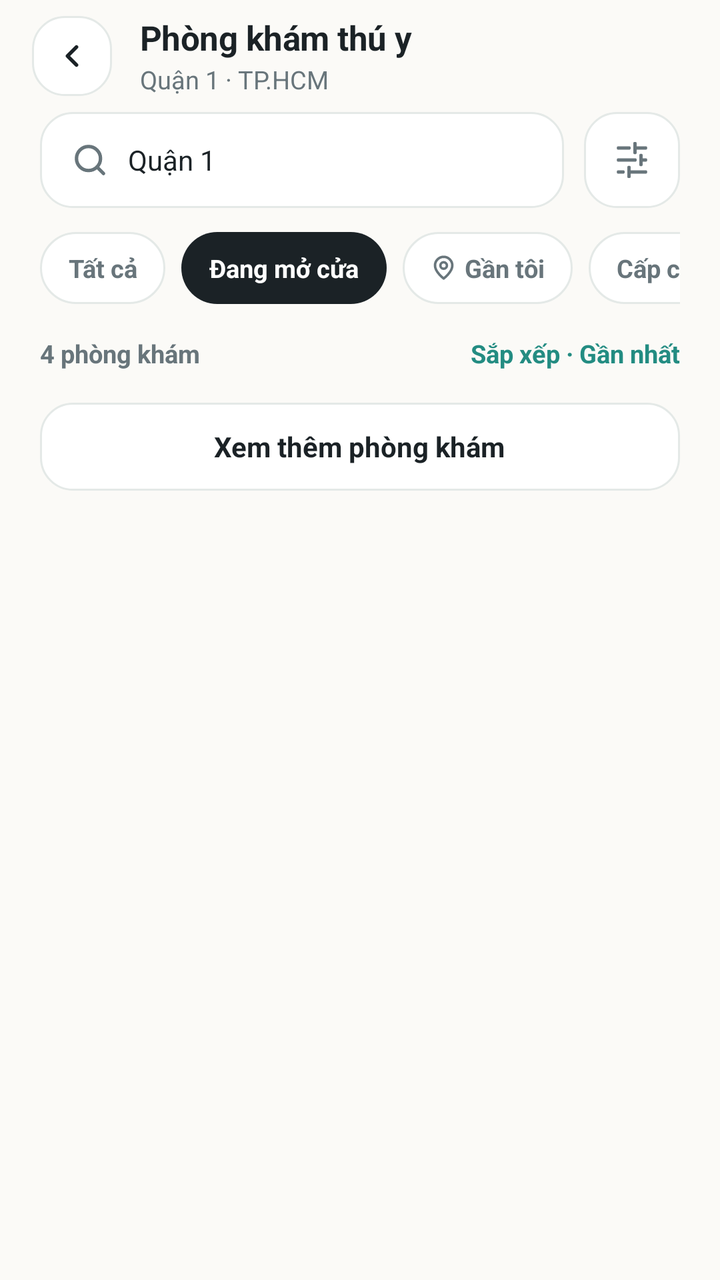
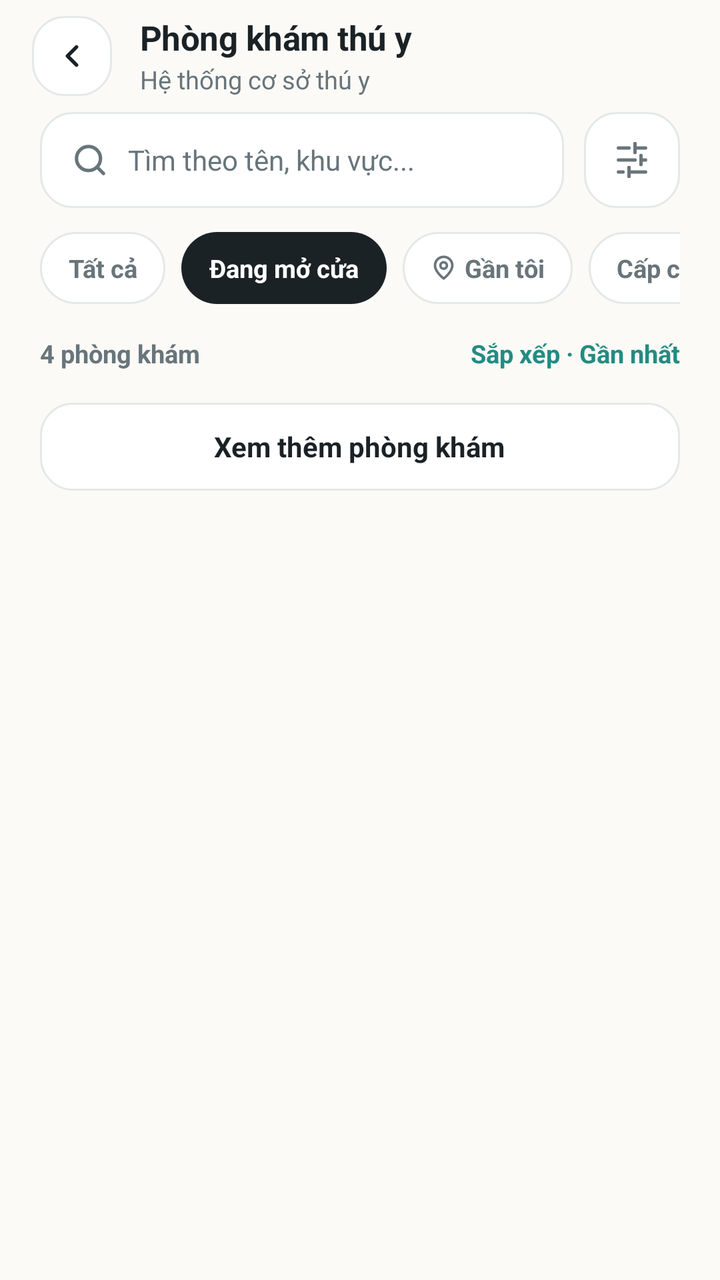

Before-and-after screenshots of an Android layout around one commit, followed by the original layout XML and the change that was made.
<!-- AndroidManifest.xml: application theme Theme.PetcareUI -->
<!-- res/layout/activity_clinic_list.xml -->
<?xml version="1.0" encoding="utf-8"?>
<LinearLayout xmlns:android="http://schemas.android.com/apk/res/android"
    xmlns:app="http://schemas.android.com/apk/res-auto"
    xmlns:tools="http://schemas.android.com/tools"
    android:layout_width="match_parent"
    android:layout_height="match_parent"
    android:orientation="vertical"
    android:background="@color/surface_background">

    
    <LinearLayout
        android:layout_width="match_parent"
        android:layout_height="56dp"
        android:gravity="center_vertical"
        android:orientation="horizontal"
        android:paddingStart="16dp"
        android:paddingEnd="16dp">

        <FrameLayout
            android:id="@+id/btnBack"
            android:layout_width="40dp"
            android:layout_height="40dp"
            android:background="@drawable/bg_btn_outline"
            android:clickable="true"
            android:focusable="true">

            <ImageView
                android:layout_width="18dp"
                android:layout_height="18dp"
                android:layout_gravity="center"
                android:src="@drawable/ic_chevron_left"
                app:tint="@color/text_foreground"
                tools:ignore="ContentDescription" />
        </FrameLayout>

        <LinearLayout
            android:layout_width="match_parent"
            android:layout_height="wrap_content"
            android:layout_marginStart="14dp"
            android:orientation="vertical">

            <TextView
                android:layout_width="wrap_content"
                android:layout_height="wrap_content"
                android:text="Phòng khám thú y"
                android:textSize="17sp"
                android:textStyle="bold"
                android:textColor="@color/text_foreground"
                android:letterSpacing="-0.01" />

            <TextView
                android:id="@+id/tvLocationSubtitle"
                android:layout_width="wrap_content"
                android:layout_height="wrap_content"
                android:layout_marginTop="1dp"
                android:text="Quận 1 · TP.HCM"
                android:textSize="12.5sp"
                android:textColor="@color/text_muted" />
        </LinearLayout>
    </LinearLayout>

    
    <LinearLayout
        android:layout_width="match_parent"
        android:layout_height="wrap_content"
        android:orientation="vertical"
        android:paddingStart="20dp"
        android:paddingEnd="20dp"
        android:paddingBottom="8dp">

        <LinearLayout
            android:layout_width="match_parent"
            android:layout_height="wrap_content"
            android:orientation="horizontal">

            <LinearLayout
                android:layout_width="0dp"
                android:layout_height="48dp"
                android:layout_weight="1"
                android:orientation="horizontal"
                android:gravity="center_vertical"
                android:background="@drawable/bg_input_field"
                android:paddingStart="16dp"
                android:paddingEnd="16dp">

                <ImageView
                    android:layout_width="18dp"
                    android:layout_height="18dp"
                    android:src="@drawable/ic_search"
                    tools:ignore="ContentDescription" />

                <EditText
                    android:id="@+id/etSearchLocation"
                    android:layout_width="match_parent"
                    android:layout_height="match_parent"
                    android:layout_marginStart="10dp"
                    android:background="@android:color/transparent"
                    android:text="Quận 1"
                    android:hint="Tìm phòng khám"
                    android:textSize="14sp"
                    android:textColor="@color/text_foreground"
                    android:textColorHint="@color/text_muted"
                    android:singleLine="true"
                    android:importantForAutofill="no" />
            </LinearLayout>

            <FrameLayout
                android:id="@+id/btnFilter"
                android:layout_width="48dp"
                android:layout_height="48dp"
                android:layout_marginStart="10dp"
                android:background="@drawable/bg_input_field"
                android:clickable="true"
                android:focusable="true">

                <ImageView
                    android:layout_width="18dp"
                    android:layout_height="18dp"
                    android:layout_gravity="center"
                    android:src="@drawable/ic_sliders"
                    tools:ignore="ContentDescription" />
            </FrameLayout>
        </LinearLayout>

        
        <HorizontalScrollView
            android:layout_width="match_parent"
            android:layout_height="wrap_content"
            android:layout_marginTop="12dp"
            android:scrollbars="none">

            <LinearLayout
                android:layout_width="wrap_content"
                android:layout_height="wrap_content"
                android:orientation="horizontal">

                <TextView
                    android:id="@+id/chipAll"
                    android:layout_width="wrap_content"
                    android:layout_height="36dp"
                    android:background="@drawable/bg_chip_inactive"
                    android:gravity="center"
                    android:paddingStart="14dp"
                    android:paddingEnd="14dp"
                    android:text="Tất cả"
                    android:textSize="12.5sp"
                    android:textStyle="bold"
                    android:textColor="@color/text_muted" />

                
                <TextView
                    android:id="@+id/chipOpen"
                    android:layout_width="wrap_content"
                    android:layout_height="36dp"
                    android:layout_marginStart="8dp"
                    android:background="@drawable/bg_chip_active"
                    android:gravity="center"
                    android:paddingStart="14dp"
                    android:paddingEnd="14dp"
                    android:text="Đang mở cửa"
                    android:textSize="12.5sp"
                    android:textStyle="bold"
                    android:textColor="@color/white" />

                <LinearLayout
                    android:id="@+id/chipNearby"
                    android:layout_width="wrap_content"
                    android:layout_height="36dp"
                    android:layout_marginStart="8dp"
                    android:background="@drawable/bg_chip_inactive"
                    android:gravity="center"
                    android:orientation="horizontal"
                    android:paddingStart="14dp"
                    android:paddingEnd="14dp">

                    <ImageView
                        android:layout_width="13dp"
                        android:layout_height="13dp"
                        android:layout_marginEnd="4dp"
                        android:src="@drawable/ic_map_pin"
                        tools:ignore="ContentDescription" />

                    <TextView
                        android:id="@+id/tvChipNearby"
                        android:layout_width="wrap_content"
                        android:layout_height="wrap_content"
                        android:text="Gần tôi"
                        android:textSize="12.5sp"
                        android:textStyle="bold"
                        android:textColor="@color/text_muted" />
                </LinearLayout>

                <TextView
                    android:id="@+id/chipEmergency"
                    android:layout_width="wrap_content"
                    android:layout_height="36dp"
                    android:layout_marginStart="8dp"
                    android:background="@drawable/bg_chip_inactive"
                    android:gravity="center"
                    android:paddingStart="14dp"
                    android:paddingEnd="14dp"
                    android:text="Cấp cứu 24/7"
                    android:textSize="12.5sp"
                    android:textStyle="bold"
                    android:textColor="@color/text_muted" />
            </LinearLayout>
        </HorizontalScrollView>
    </LinearLayout>

    
    <FrameLayout
        android:layout_width="match_parent"
        android:layout_height="match_parent">

        
        <ScrollView
            android:id="@+id/layoutResultsState"
            android:layout_width="match_parent"
            android:layout_height="match_parent"
            android:fillViewport="true"
            android:scrollbars="none">

            <LinearLayout
                android:layout_width="match_parent"
                android:layout_height="wrap_content"
                android:orientation="vertical"
                android:paddingStart="20dp"
                android:paddingEnd="20dp"
                android:paddingTop="8dp"
                android:paddingBottom="24dp">

                
                <RelativeLayout
                    android:layout_width="match_parent"
                    android:layout_height="wrap_content"
                    android:layout_marginBottom="12dp">

                    <TextView
                        android:id="@+id/tvClinicCount"
                        android:layout_width="wrap_content"
                        android:layout_height="wrap_content"
                        android:layout_alignParentStart="true"
                        android:text="4 phòng khám"
                        android:textSize="12.5sp"
                        android:textStyle="bold"
                        android:textColor="@color/text_muted" />

                    <TextView
                        android:id="@+id/tvSortOption"
                        android:layout_width="wrap_content"
                        android:layout_height="wrap_content"
                        android:layout_alignParentEnd="true"
                        android:text="Sắp xếp · Gần nhất"
                        android:textSize="12.5sp"
                        android:textStyle="bold"
                        android:textColor="@color/brand_primary"
                        android:clickable="true"
                        android:focusable="true" />
                </RelativeLayout>

                
                <LinearLayout
                    android:id="@+id/containerClinicsList"
                    android:layout_width="match_parent"
                    android:layout_height="wrap_content"
                    android:orientation="vertical" />

                
                <FrameLayout
                    android:id="@+id/btnLoadMore"
                    android:layout_width="match_parent"
                    android:layout_height="@dimen/button_height_md"
                    android:layout_marginTop="4dp"
                    android:background="@drawable/bg_btn_outline"
                    android:clickable="true"
                    android:focusable="true">

                    <TextView
                        android:layout_width="wrap_content"
                        android:layout_height="wrap_content"
                        android:layout_gravity="center"
                        android:text="Xem thêm phòng khám"
                        android:textSize="14sp"
                        android:textStyle="bold"
                        android:textColor="@color/text_foreground" />
                </FrameLayout>
            </LinearLayout>
        </ScrollView>

        
        <ScrollView
            android:id="@+id/layoutLoadingState"
            android:layout_width="match_parent"
            android:layout_height="match_parent"
            android:paddingStart="20dp"
            android:paddingEnd="20dp"
            android:paddingTop="12dp"
            android:visibility="gone"
            tools:visibility="gone">

            <LinearLayout
                android:layout_width="match_parent"
                android:layout_height="wrap_content"
                android:orientation="vertical">

                <LinearLayout
                    android:layout_width="wrap_content"
                    android:layout_height="wrap_content"
                    android:gravity="center_vertical"
                    android:orientation="horizontal"
                    android:layout_marginBottom="16dp">

                    <ProgressBar
                        android:layout_width="16dp"
                        android:layout_height="16dp"
                        android:indeterminateTint="@color/brand_primary" />

                    <TextView
                        android:layout_width="wrap_content"
                        android:layout_height="wrap_content"
                        android:layout_marginStart="8dp"
                        android:text="Đang tìm phòng khám gần bạn…"
                        android:textSize="12.5sp"
                        android:textStyle="bold"
                        android:textColor="@color/brand_primary" />
                </LinearLayout>

                
                <include layout="@layout/item_clinic_row_skeleton" />
                <include layout="@layout/item_clinic_row_skeleton" />
                <include layout="@layout/item_clinic_row_skeleton" />
            </LinearLayout>
        </ScrollView>

        
        <LinearLayout
            android:id="@+id/layoutEmptyState"
            android:layout_width="match_parent"
            android:layout_height="match_parent"
            android:gravity="center_horizontal"
            android:orientation="vertical"
            android:paddingStart="24dp"
            android:paddingEnd="24dp"
            android:paddingTop="48dp"
            android:visibility="gone"
            tools:visibility="gone">

            <FrameLayout
                android:layout_width="80dp"
                android:layout_height="80dp"
                android:background="@drawable/bg_empty_circle">

                <ImageView
                    android:layout_width="32dp"
                    android:layout_height="32dp"
                    android:layout_gravity="center"
                    android:src="@drawable/ic_search"
                    app:tint="@color/brand_primary"
                    tools:ignore="ContentDescription" />
            </FrameLayout>

            <TextView
                android:layout_width="wrap_content"
                android:layout_height="wrap_content"
                android:layout_marginTop="20dp"
                android:text="Không tìm thấy phòng khám phù hợp"
                android:textSize="16.5sp"
                android:textStyle="bold"
                android:textColor="@color/text_foreground"
                android:gravity="center" />

            <TextView
                android:layout_width="260dp"
                android:layout_height="wrap_content"
                android:layout_marginTop="8dp"
                android:text="Không có phòng khám đang mở ở Quận 1 với bộ lọc này. Thử mở rộng khu vực hoặc bỏ bộ lọc."
                android:textSize="13sp"
                android:textColor="@color/text_muted"
                android:gravity="center"
                android:lineSpacingExtra="3dp" />

            <FrameLayout
                android:id="@+id/btnClearFilter"
                android:layout_width="wrap_content"
                android:layout_height="44dp"
                android:layout_marginTop="20dp"
                android:background="@drawable/bg_btn_primary"
                android:paddingStart="24dp"
                android:paddingEnd="24dp"
                android:clickable="true"
                android:focusable="true">

                <TextView
                    android:layout_width="wrap_content"
                    android:layout_height="wrap_content"
                    android:layout_gravity="center"
                    android:text="Bỏ bộ lọc"
                    android:textSize="14sp"
                    android:textStyle="bold"
                    android:textColor="@color/white" />
            </FrameLayout>

            <TextView
                android:id="@+id/tvChangeLocation"
                android:layout_width="wrap_content"
                android:layout_height="wrap_content"
                android:layout_marginTop="12dp"
                android:text="Đổi khu vực"
                android:textSize="12.5sp"
                android:textStyle="bold"
                android:textColor="@color/brand_primary"
                android:clickable="true"
                android:focusable="true" />
        </LinearLayout>

        
        <LinearLayout
            android:id="@+id/layoutErrorState"
            android:layout_width="match_parent"
            android:layout_height="match_parent"
            android:gravity="center_horizontal"
            android:orientation="vertical"
            android:paddingStart="24dp"
            android:paddingEnd="24dp"
            android:paddingTop="56dp"
            android:visibility="gone"
            tools:visibility="gone">

            <FrameLayout
                android:layout_width="80dp"
                android:layout_height="80dp"
                android:background="@drawable/bg_error_circle">

                <ImageView
                    android:layout_width="32dp"
                    android:layout_height="32dp"
                    android:layout_gravity="center"
                    android:src="@drawable/ic_alert_triangle"
                    tools:ignore="ContentDescription" />
            </FrameLayout>

            <TextView
                android:layout_width="wrap_content"
                android:layout_height="wrap_content"
                android:layout_marginTop="20dp"
                android:text="Không tải được danh sách phòng khám"
                android:textSize="16.5sp"
                android:textStyle="bold"
                android:textColor="@color/text_foreground"
                android:gravity="center" />

            <TextView
                android:layout_width="270dp"
                android:layout_height="wrap_content"
                android:layout_marginTop="8dp"
                android:text="Không kết nối được với hệ thống. Kiểm tra kết nối mạng rồi thử lại."
                android:textSize="13sp"
                android:textColor="@color/text_muted"
                android:gravity="center"
                android:lineSpacingExtra="3dp" />

            <LinearLayout
                android:id="@+id/btnRetry"
                android:layout_width="wrap_content"
                android:layout_height="44dp"
                android:layout_marginTop="20dp"
                android:background="@drawable/bg_btn_outline"
                android:gravity="center"
                android:orientation="horizontal"
                android:paddingStart="20dp"
                android:paddingEnd="20dp"
                android:clickable="true"
                android:focusable="true">

                <ImageView
                    android:layout_width="16dp"
                    android:layout_height="16dp"
                    android:src="@drawable/ic_refresh"
                    tools:ignore="ContentDescription" />

                <TextView
                    android:layout_width="wrap_content"
                    android:layout_height="wrap_content"
                    android:layout_marginStart="8dp"
                    android:text="Thử lại"
                    android:textSize="14sp"
                    android:textStyle="bold"
                    android:textColor="@color/text_foreground" />
            </LinearLayout>
        </LinearLayout>

    </FrameLayout>

</LinearLayout>
<!-- res/layout/item_clinic_row_skeleton.xml (included above) -->
<?xml version="1.0" encoding="utf-8"?>
<LinearLayout xmlns:android="http://schemas.android.com/apk/res/android"
    android:layout_width="match_parent"
    android:layout_height="wrap_content"
    android:layout_marginBottom="12dp"
    android:background="@drawable/bg_card_clinic"
    android:orientation="horizontal"
    android:padding="14dp">

    
    <View
        android:layout_width="76dp"
        android:layout_height="76dp"
        android:background="@drawable/bg_skeleton_rect" />

    
    <LinearLayout
        android:layout_width="0dp"
        android:layout_height="wrap_content"
        android:layout_marginStart="14dp"
        android:layout_weight="1"
        android:orientation="vertical">

        <View
            android:layout_width="160dp"
            android:layout_height="14dp"
            android:background="@drawable/bg_pill_gray" />

        <View
            android:layout_width="210dp"
            android:layout_height="12dp"
            android:layout_marginTop="10dp"
            android:background="@drawable/bg_pill_gray" />

        <View
            android:layout_width="110dp"
            android:layout_height="12dp"
            android:layout_marginTop="10dp"
            android:background="@drawable/bg_pill_gray" />
    </LinearLayout>
</LinearLayout>
<!-- resources referenced by this layout -->
<resources>
  <color name="brand_primary">#238C82</color>
  <color name="surface_background">#FBFAF7</color>
  <color name="text_foreground">#1B2226</color>
  <color name="text_muted">#68757B</color>
  <color name="white">#FFFFFFFF</color>
  <dimen name="button_height_md">44dp</dimen>
  <!-- drawable bg_btn_outline (drawable) -->
  <?xml version="1.0" encoding="utf-8"?>
  <ripple xmlns:android="http://schemas.android.com/apk/res/android"
      android:color="@color/surface_muted">
      <item>
          <shape android:shape="rectangle">
              <corners android:radius="16dp" />
              <solid android:color="@color/surface_card" />
              <stroke android:width="1dp" android:color="@color/stroke_border" />
          </shape>
      </item>
  </ripple>
  <!-- drawable bg_card_clinic (drawable) -->
  <?xml version="1.0" encoding="utf-8"?>
  <shape xmlns:android="http://schemas.android.com/apk/res/android"
      android:shape="rectangle">
      <corners android:radius="24dp" />
      <solid android:color="@color/surface_card" />
      <stroke android:width="1dp" android:color="@color/stroke_border" />
  </shape>
  <!-- drawable bg_chip_active (drawable) -->
  <?xml version="1.0" encoding="utf-8"?>
  <shape xmlns:android="http://schemas.android.com/apk/res/android"
      android:shape="rectangle">
      <corners android:radius="999dp" />
      <solid android:color="@color/text_foreground" />
  </shape>
  <!-- drawable bg_chip_inactive (drawable) -->
  <?xml version="1.0" encoding="utf-8"?>
  <shape xmlns:android="http://schemas.android.com/apk/res/android"
      android:shape="rectangle">
      <corners android:radius="999dp" />
      <solid android:color="@color/surface_card" />
      <stroke android:width="1dp" android:color="@color/stroke_border" />
  </shape>
  <!-- drawable bg_empty_circle (drawable) -->
  <?xml version="1.0" encoding="utf-8"?>
  <shape xmlns:android="http://schemas.android.com/apk/res/android"
      android:shape="oval">
      <solid android:color="@color/brand_soft" />
      <stroke
          android:width="1.5dp"
          android:color="@color/brand_primary"
          android:dashWidth="4dp"
          android:dashGap="4dp" />
      <size
          android:width="80dp"
          android:height="80dp" />
  </shape>
  <!-- drawable bg_error_circle (drawable) -->
  <?xml version="1.0" encoding="utf-8"?>
  <shape xmlns:android="http://schemas.android.com/apk/res/android"
      android:shape="oval">
      <solid android:color="@color/status_destructive_soft" />
      <size
          android:width="80dp"
          android:height="80dp" />
  </shape>
  <!-- drawable bg_pill_gray (drawable) -->
  <?xml version="1.0" encoding="utf-8"?>
  <shape xmlns:android="http://schemas.android.com/apk/res/android"
      android:shape="rectangle">
      <corners android:radius="999dp" />
      <solid android:color="@color/surface_muted" />
  </shape>
  <!-- drawable bg_skeleton_rect (drawable) -->
  <?xml version="1.0" encoding="utf-8"?>
  <shape xmlns:android="http://schemas.android.com/apk/res/android"
      android:shape="rectangle">
      <corners android:radius="16dp" />
      <solid android:color="@color/surface_muted" />
  </shape>
  <style name="Theme.PetcareUI" parent="Base.Theme.PetcareUI" />
  <color name="surface_muted">#F2F1EE</color>
  <color name="surface_card">#FFFFFF</color>
  <color name="stroke_border">#E4E9E7</color>
  <color name="brand_deep">#14534E</color>
  <color name="brand_soft">#EAF7F4</color>
  <color name="status_destructive_soft">#FDEDED</color>
  <style name="Base.Theme.PetcareUI" parent="Theme.Material3.DayNight.NoActionBar">
          
          
      </style>
  <!-- unchanged entries left out for length: 8 -->
</resources>

<!-- the commit's change to res/layout/activity_clinic_list.xml (unified diff, before → after) -->
@@ -53,7 +53,7 @@
                 android:layout_width="wrap_content"
                 android:layout_height="wrap_content"
                 android:layout_marginTop="1dp"
-                android:text="Quận 1 · TP.HCM"
+                android:text="Hệ thống cơ sở thú y"
                 android:textSize="12.5sp"
                 android:textColor="@color/text_muted" />
         </LinearLayout>
@@ -95,8 +95,7 @@
                     android:layout_height="match_parent"
                     android:layout_marginStart="10dp"
                     android:background="@android:color/transparent"
-                    android:text="Quận 1"
-                    android:hint="Tìm phòng khám"
+                    android:hint="Tìm theo tên, khu vực..."
                     android:textSize="14sp"
                     android:textColor="@color/text_foreground"
                     android:textColorHint="@color/text_muted"
@@ -369,15 +368,15 @@
                 android:textColor="@color/text_foreground"
                 android:gravity="center" />
 
-            <TextView
-                android:layout_width="260dp"
-                android:layout_height="wrap_content"
-                android:layout_marginTop="8dp"
-                android:text="Không có phòng khám đang mở ở Quận 1 với bộ lọc này. Thử mở rộng khu vực hoặc bỏ bộ lọc."
-                android:textSize="13sp"
-                android:textColor="@color/text_muted"
-                android:gravity="center"
-                android:lineSpacingExtra="3dp" />
+                <TextView
+                    android:layout_width="260dp"
+                    android:layout_height="wrap_content"
+                    android:layout_marginTop="8dp"
+                    android:text="Không tìm thấy phòng khám phù hợp với từ khóa hoặc bộ lọc này. Thử mở rộng khu vực hoặc xóa bộ lọc."
+                    android:textSize="13sp"
+                    android:textColor="@color/text_muted"
+                    android:gravity="center"
+                    android:lineSpacingExtra="3dp" />
 
             <FrameLayout
                 android:id="@+id/btnClearFilter"
